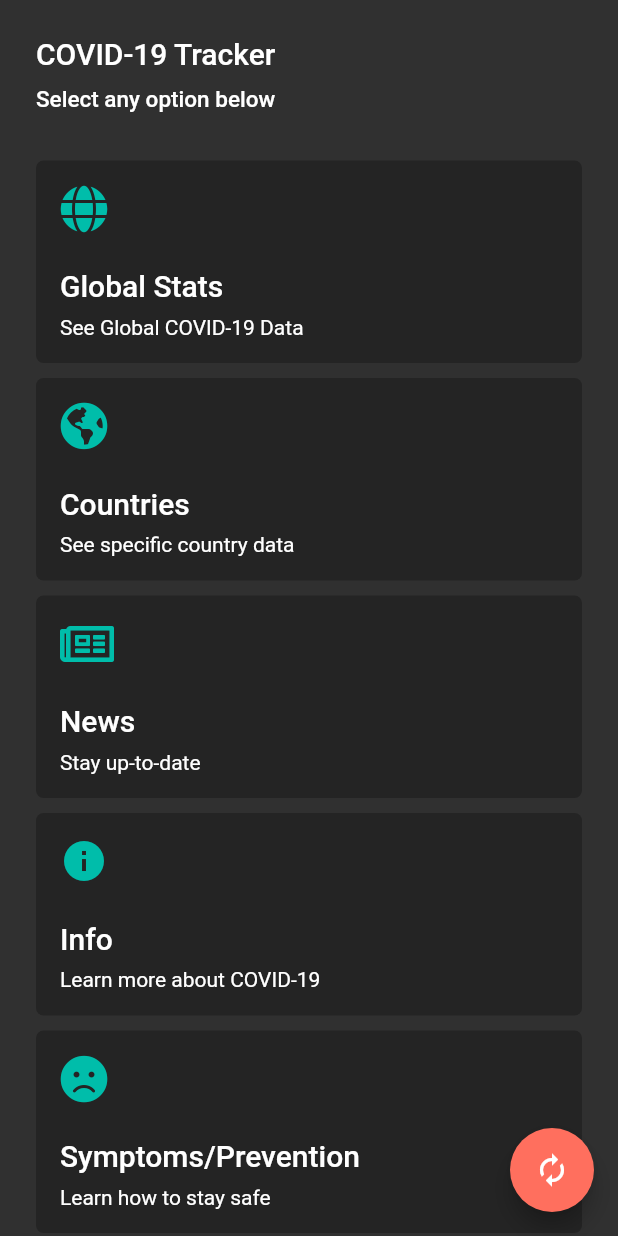
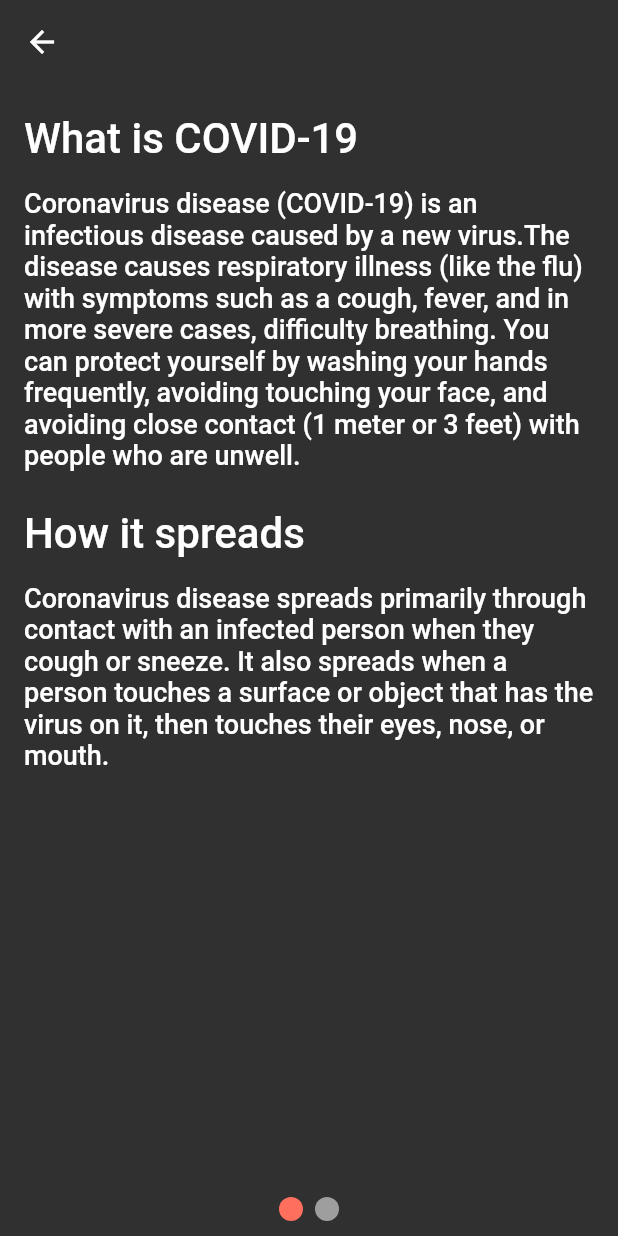
Before and after one commit to HGClarke/COVID19-Tracker, a Flutter app: the screen it shows after launch, after a tap on "Info", on a phone screen of 412 x 824 dp. Run offline on Flutter 3.47's test engine with Material 2 defaults, Android fonts, the phone set to English and light mode, and no system bars; drawn by our look-alikes of smooth_page_indicator; our stand-ins replace charts_flutter, cloud_firestore, firebase_messaging, flutter_spinkit, font_awesome_flutter, google_fonts and 1 more; accounts and stored records are empty.

Commit message:
Built info screen

```diff
--- a/lib/main.dart
+++ b/lib/main.dart
@@ -1,4 +1,5 @@
 import 'package:covid19_tracker/pages/countries_page.dart';
+import 'package:covid19_tracker/pages/info_page.dart';
 import 'package:covid19_tracker/pages/stats_page.dart';
 import 'package:flutter/cupertino.dart';
 import 'package:flutter/material.dart';
@@ -28,6 +29,7 @@ class MyApp extends StatelessWidget {
           PageRoutes.newsPage: (context) => NewsPage(),
           PageRoutes.countriesPage: (context) => CountriesPage(),
           PageRoutes.statsPage: (context) => StatsPage(),
+          PageRoutes.infoPage: (context) => InfoPage()
         },
       ),
     );
--- a/lib/models/location.dart
+++ b/lib/models/location.dart
@@ -17,8 +17,6 @@ class Location {
   Location.fromJson(Map<String, dynamic> json) {
     long = json['long'];
     countryOrRegion = json['countryOrRegion'];
-    provinceOrState = json['provinceOrState'];
-    county = json['county'];
     isoCode = json['isoCode'];
     lat = json['lat'];
   }
--- a/lib/pages/countries_page.dart
+++ b/lib/pages/countries_page.dart
@@ -37,6 +37,11 @@ class _CountriesPageState extends State<CountriesPage> {
   }
 
   @override
+  void initState() {
+    super.initState();
+  }
+
+  @override
   Widget build(BuildContext context) {
     // var _filteredBreakdowns = COVIDDataProvider.of(context)
     //     .stats
@@ -68,6 +73,10 @@ class _CountriesPageState extends State<CountriesPage> {
               child: Column(
                 children: <Widget>[
                   TextField(
+                    style: Theme.of(context).textTheme.title.copyWith(
+                          color: Colors.white,
+                          fontSize: 20,
+                        ),
                     decoration: InputDecoration(
                       suffixIcon: Icon(Icons.search),
                       hintText: 'Search',
--- a/lib/pages/home_page.dart
+++ b/lib/pages/home_page.dart
@@ -107,79 +107,39 @@ class _HomePageState extends State<HomePage> {
                 ),
                 Column(
                   children: <Widget>[
-                    Row(
-                      children: <Widget>[
-                        createItem(
-                          context,
-                          FontAwesomeIcons.globe,
-                          "Global Stats",
-                          "See Global COVID-19 Data",
-                          PageRoutes.globalStatsPage,
-                          args: StatsPageArgs(
-                            'Global',
-                            'global',
-                          ),
-                        ),
-                      ],
+                    HomePageCard(
+                      icon: FontAwesomeIcons.globe,
+                      title: "Global Stats",
+                      subtitle: "See global COVID-19 Data",
+                      route: PageRoutes.globalStatsPage,
+                      args: StatsPageArgs('Global', 'global'),
                     ),
                     SizedBox(
                       height: 10,
                     ),
-                    Row(
-                      children: <Widget>[
-                        createItem(
-                          context,
-                          FontAwesomeIcons.globeAmericas,
-                          "Countries",
-                          "See specific country data",
-                          PageRoutes.countriesPage,
-                        ),
-                      ],
+                    HomePageCard(
+                      icon: FontAwesomeIcons.globeAmericas,
+                      title: "Countries",
+                      subtitle: "See specific country data",
+                      route: PageRoutes.countriesPage,
                     ),
                     SizedBox(
                       height: 10,
                     ),
-                    Row(
-                      children: <Widget>[
-                        createItem(
-                          context,
-                          FontAwesomeIcons.newspaper,
-                          "News",
-                          "Stay up-to-date",
-                          PageRoutes.newsPage,
-                        ),
-                      ],
+                    HomePageCard(
+                      icon: FontAwesomeIcons.newspaper,
+                      title: "News",
+                      subtitle: "Stay up-to-date",
+                      route: PageRoutes.newsPage,
                     ),
                     SizedBox(
                       height: 10,
                     ),
-                    Row(
-                      children: <Widget>[
-                        createItem(
-                          context,
-                          Icons.info,
-                          "Info",
-                          "Learn more about COVID-19",
-                          PageRoutes.home,
-                        ),
-                      ],
-                    ),
-                    SizedBox(
-                      height: 10,
-                    ),
-                    Row(
-                      children: <Widget>[
-                        createItem(
-                          context,
-                          FontAwesomeIcons.solidFrown,
-                          "Symptoms/Prevention",
-                          "Learn how to stay safe",
-                          PageRoutes.home,
-                        ),
-                      ],
-                    ),
-                    SizedBox(
-                      height: 10,
+                    HomePageCard(
+                      icon: Icons.info,
+                      title: "Info",
+                      subtitle: "Learn more about COVID-19",
+                      route: PageRoutes.infoPage,
                     ),
                   ],
                 ),
@@ -202,11 +162,21 @@ class _HomePageState extends State<HomePage> {
       ),
     );
   }
+}
 
-  Widget createItem(BuildContext context, IconData icon, String title,
-      String subtitle, String route,
-      {args}) {
-    return Expanded(
+class HomePageCard extends StatelessWidget {
+  final IconData icon;
+  final String title;
+  final String subtitle;
+  final String route;
+  final args;
+
+  HomePageCard({this.icon, this.title, this.subtitle, this.route, this.args});
+  @override
+  Widget build(BuildContext context) {
+    return Row(
+      children: <Widget>[
+        Expanded(
           child: InkWell(
             onTap: () {
               Navigator.pushNamed(context, route, arguments: args);
@@ -250,6 +220,8 @@ class _HomePageState extends State<HomePage> {
               ),
             ),
           ),
+        ),
+      ],
     );
   }
 }
--- /dev/null
+++ b/lib/pages/info_page.dart
@@ -0,0 +1,204 @@
+import 'package:covid19_tracker/utilities/app_colors.dart';
+import 'package:flutter/material.dart';
+import 'package:smooth_page_indicator/smooth_page_indicator.dart';
+
+class InfoPage extends StatelessWidget {
+  final controller = PageController();
+
+  @override
+  Widget build(BuildContext context) {
+    final symptoms = [
+      'Fever',
+      'Tiredness',
+      'Dry cough',
+      'Shortness of breath',
+      'Aches and pains',
+      'Sore throat',
+    ];
+    final preventions = [
+      'Wash your hands regularly with soap and water, or clean them with alcohol-based hand rub.',
+      'Maintain at least 1 metre distance between you and people coughing or sneezing.',
+      'Avoid touching your face.',
+      'Cover your mouth and nose when coughing or sneezing.',
+      'Stay home if you feel unwell.',
+      'Refrain from smoking and other activities that weaken the lungs.',
+      'Practice physical distancing by avoiding unnecessary travel and staying away from large groups of people.'
+    ];
+    return Scaffold(
+      appBar: AppBar(
+        backgroundColor: Theme.of(context).scaffoldBackgroundColor,
+        elevation: 0,
+      ),
+      body: SafeArea(
+        child: Column(
+          children: <Widget>[
+            // pageView,
+            Expanded(
+              child: PageView(
+                controller: controller,
+                children: [
+                  BasicInfoPage(),
+                  SingleChildScrollView(
+                    child: Container(
+                      margin: const EdgeInsets.symmetric(
+                          horizontal: 16, vertical: 10),
+                      width: MediaQuery.of(context).size.width,
+                      child: Column(
+                        crossAxisAlignment: CrossAxisAlignment.start,
+                        children: <Widget>[
+                          Text(
+                            'Symptoms',
+                            style: Theme.of(context)
+                                .textTheme
+                                .title
+                                .copyWith(color: Colors.white, fontSize: 28),
+                          ),
+                          SizedBox(
+                            height: 16,
+                          ),
+                          Column(
+                              children: symptoms.map((v) {
+                            return Column(children: <Widget>[
+                              ListItem(v),
+                              SizedBox(
+                                height: 10,
+                              )
+                            ]);
+                          }).toList()),
+                          SizedBox(
+                            height: 5,
+                          ),
+                          Text(
+                            'Prevention',
+                            style: Theme.of(context)
+                                .textTheme
+                                .title
+                                .copyWith(color: Colors.white, fontSize: 28),
+                          ),
+                          SizedBox(
+                            height: 16,
+                          ),
+                          Column(
+                            children: preventions.map(
+                              (v) {
+                                return Column(
+                                  children: <Widget>[
+                                    ListItem(v),
+                                    SizedBox(
+                                      height: 10,
+                                    )
+                                  ],
+                                );
+                              },
+                            ).toList(),
+                          ),
+                        ],
+                      ),
+                    ),
+                  ),
+                ],
+              ),
+            ),
+            SizedBox(
+              height: 15,
+            ),
+            SmoothPageIndicator(
+              controller: controller, // PageController
+              count: 2,
+              effect: WormEffect(
+                activeDotColor: AppColors.salmon,
+              ),
+            ),
+            SizedBox(
+              height: 10,
+            ),
+          ],
+        ),
+      ),
+    );
+  }
+}
+
+class BasicInfoPage extends StatelessWidget {
+  @override
+  Widget build(BuildContext context) {
+    return Container(
+      width: MediaQuery.of(context).size.width,
+      margin: const EdgeInsets.symmetric(horizontal: 16, vertical: 20),
+      child: Column(
+        crossAxisAlignment: CrossAxisAlignment.start,
+        children: <Widget>[
+          Text(
+            'What is COVID-19',
+            style: Theme.of(context)
+                .textTheme
+                .title
+                .copyWith(color: Colors.white, fontSize: 28),
+          ),
+          SizedBox(
+            height: 16,
+          ),
+          Text(
+            "Coronavirus disease (COVID-19) is an infectious disease caused by a new virus.The disease causes respiratory illness (like the flu) with symptoms such as a cough, fever, and in more severe cases, difficulty breathing. You can protect yourself by washing your hands frequently, avoiding touching your face, and avoiding close contact (1 meter or 3 feet) with people who are unwell.",
+            style: Theme.of(context)
+                .textTheme
+                .title
+                .copyWith(color: Colors.white, fontSize: 18),
+          ),
+          SizedBox(
+            height: 25,
+          ),
+          Text(
+            'How it spreads',
+            style: Theme.of(context)
+                .textTheme
+                .title
+                .copyWith(color: Colors.white, fontSize: 28),
+          ),
+          SizedBox(
+            height: 16,
+          ),
+          Text(
+            'Coronavirus disease spreads primarily through contact with an infected person when they cough or sneeze. It also spreads when a person touches a surface or object that has the virus on it, then touches their eyes, nose, or mouth.',
+            style: Theme.of(context)
+                .textTheme
+                .title
+                .copyWith(color: Colors.white, fontSize: 18),
+          )
+        ],
+      ),
+    );
+  }
+}
+
+class ListItem extends StatelessWidget {
+  final String string;
+  ListItem(this.string);
+  @override
+  Widget build(BuildContext context) {
+    return Row(
+      children: <Widget>[
+        Container(
+          width: 13,
+          height: 13,
+          decoration: BoxDecoration(
+            shape: BoxShape.circle,
+            color: Colors.white38,
+          ),
+        ),
+        SizedBox(
+          width: 15,
+        ),
+        Expanded(
+          child: Text(
+            string,
+            style: Theme.of(context)
+                .textTheme
+                .title
+                .copyWith(color: Colors.white, fontSize: 18),
+          ),
+        )
+      ],
+    );
+  }
+}
--- a/lib/pages/stats_page.dart
+++ b/lib/pages/stats_page.dart
@@ -16,11 +16,11 @@ class StatsPage extends StatefulWidget {
 }
 
 class _StatsPageState extends State<StatsPage> {
-  COVID19Data covidData;
+  COVID19Data countryData;
 
   @override
   void didChangeDependencies() {
-    if (covidData == null) {
+    if (countryData == null) {
       _getCountryData();
     }
     super.didChangeDependencies();
@@ -36,10 +36,10 @@ class _StatsPageState extends State<StatsPage> {
       var data = COVID19Data.fromJson(jsonDecode(response.body));
 
       setState(() {
-        covidData = data;
+        countryData = data;
       });
     } catch (e) {
-      print(e);
+      print("Error $e");
     }
   }
 
@@ -52,14 +52,14 @@ class _StatsPageState extends State<StatsPage> {
         backgroundColor: Theme.of(context).scaffoldBackgroundColor,
         elevation: 0,
         title: Text(
-          '${args.countryOrRegion ?? "Global"}',
+          '${args.countryOrRegion}',
           style: Theme.of(context).textTheme.title.copyWith(
                 color: Colors.white,
                 fontWeight: FontWeight.w500,
               ),
         ),
       ),
-      body: covidData == null
+      body: countryData == null
           ? Center(
               child: SpinKitFadingFour(
                 color: AppColors.teal,
@@ -74,11 +74,11 @@ class _StatsPageState extends State<StatsPage> {
                   children: <Widget>[
                     Container(
                       height: 250,
-                      child: COVIDPieChart(covidData.stats),
+                      child: COVIDPieChart(countryData.stats),
                     ),
                     SizedBox(height: 10),
                     Text(
-                      'Last updated ${DateFormat("dd, MMM yyyy hh:mm a").format(DateTime.parse(covidData.updatedDateTime))}',
+                      'Last updated ${DateFormat("dd, MMM yyyy hh:mm a").format(DateTime.parse(countryData.updatedDateTime))}',
                       style: Theme.of(context).textTheme.title.copyWith(
                             color: Colors.white,
                             fontSize: 16,
@@ -95,8 +95,8 @@ class _StatsPageState extends State<StatsPage> {
                               context,
                               "Confirmed",
                               AppColors.teal,
-                              covidData.stats.totalConfirmedCases,
-                              covidData.stats.newlyConfirmedCases,
+                              countryData.stats.totalConfirmedCases,
+                              countryData.stats.newlyConfirmedCases,
                             ),
                             SizedBox(
                               width: 30,
@@ -105,8 +105,8 @@ class _StatsPageState extends State<StatsPage> {
                               context,
                               "Recovered",
                               AppColors.salmon,
-                              covidData.stats.totalRecoveredCases,
-                              covidData.stats.newlyRecoveredCases,
+                              countryData.stats.totalRecoveredCases,
+                              countryData.stats.newlyRecoveredCases,
                             )
                           ],
                         ),
@@ -119,8 +119,8 @@ class _StatsPageState extends State<StatsPage> {
                               context,
                               "Deaths",
                               AppColors.yellow,
-                              covidData.stats.totalDeaths,
-                              covidData.stats.newDeaths,
+                              countryData.stats.totalDeaths,
+                              countryData.stats.newDeaths,
                             ),
                             SizedBox(
                               width: 30,
@@ -129,12 +129,12 @@ class _StatsPageState extends State<StatsPage> {
                               context,
                               "Total",
                               AppColors.eggWhite,
-                              covidData.stats.totalConfirmedCases +
-                                  covidData.stats.totalDeaths +
-                                  covidData.stats.totalRecoveredCases,
-                              covidData.stats.newlyRecoveredCases +
-                                  covidData.stats.newDeaths +
-                                  covidData.stats.newlyConfirmedCases,
+                              countryData.stats.totalConfirmedCases +
+                                  countryData.stats.totalDeaths +
+                                  countryData.stats.totalRecoveredCases,
+                              countryData.stats.newlyRecoveredCases +
+                                  countryData.stats.newDeaths +
+                                  countryData.stats.newlyConfirmedCases,
                             )
                           ],
                         )
--- a/lib/utilities/page_routes.dart
+++ b/lib/utilities/page_routes.dart
@@ -6,4 +6,6 @@ class PageRoutes {
   static const countriesPage = '/countries';
 
   static const statsPage = '/country-stats';
+
+  static const infoPage = '/info';
 }
--- a/lib/widgets/pie_chart.dart
+++ b/lib/widgets/pie_chart.dart
@@ -41,13 +41,16 @@ class COVIDPieChart extends StatelessWidget {
       behaviors: [
         charts.DatumLegend(
           entryTextStyle: charts.TextStyleSpec(
-            color: charts.MaterialPalette.white,
-            fontSize: 16,
-          ),
+              color: charts.MaterialPalette.white,
+              fontSize: 16,
+              fontFamily: Theme.of(context).textTheme.title.fontFamily),
           position: charts.BehaviorPosition.end,
           outsideJustification: charts.OutsideJustification.middleDrawArea,
         )
       ],
+      defaultRenderer: charts.ArcRendererConfig(
+        strokeWidthPx: 0,
+      ),
     );
   }
 }
--- a/pubspec.yaml
+++ b/pubspec.yaml
@@ -30,6 +30,7 @@ dependencies:
   url_launcher: ^5.4.2
   cloud_firestore: ^0.13.4+2
   firebase_messaging: ^6.0.13
+  smooth_page_indicator: ^0.1.5
 
   # The following adds the Cupertino Icons font to your application.
   # Use with the CupertinoIcons class for iOS style icons.
```
Also changed, not shown: pubspec.lock. Lines whose indentation alone changed are shown as unchanged.
